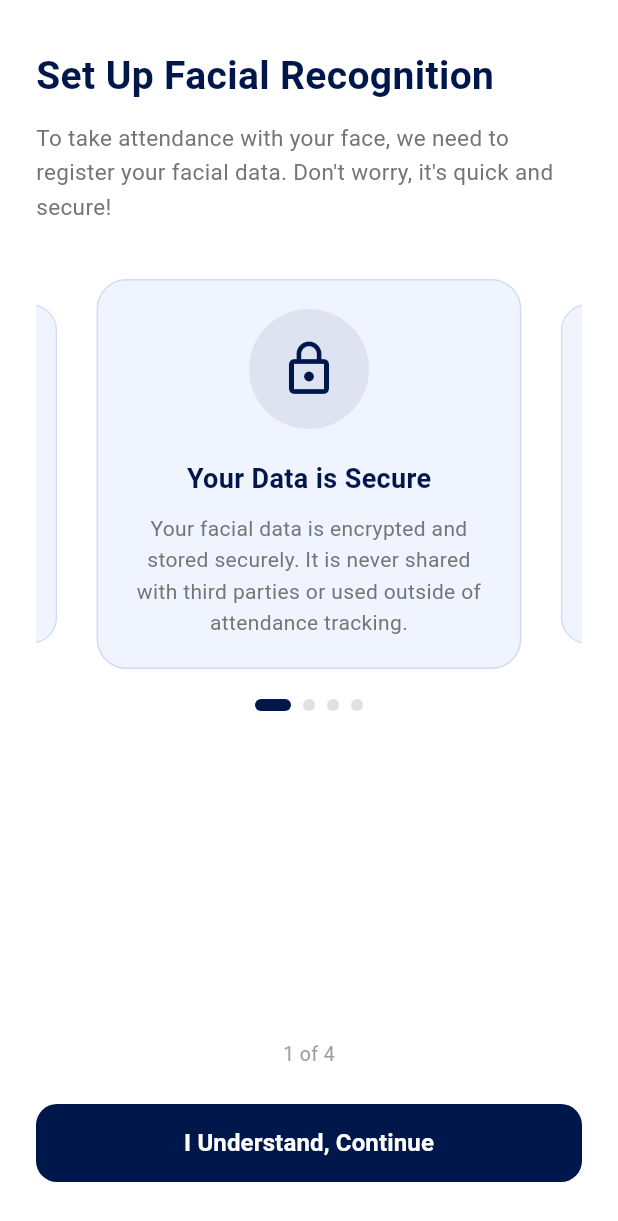
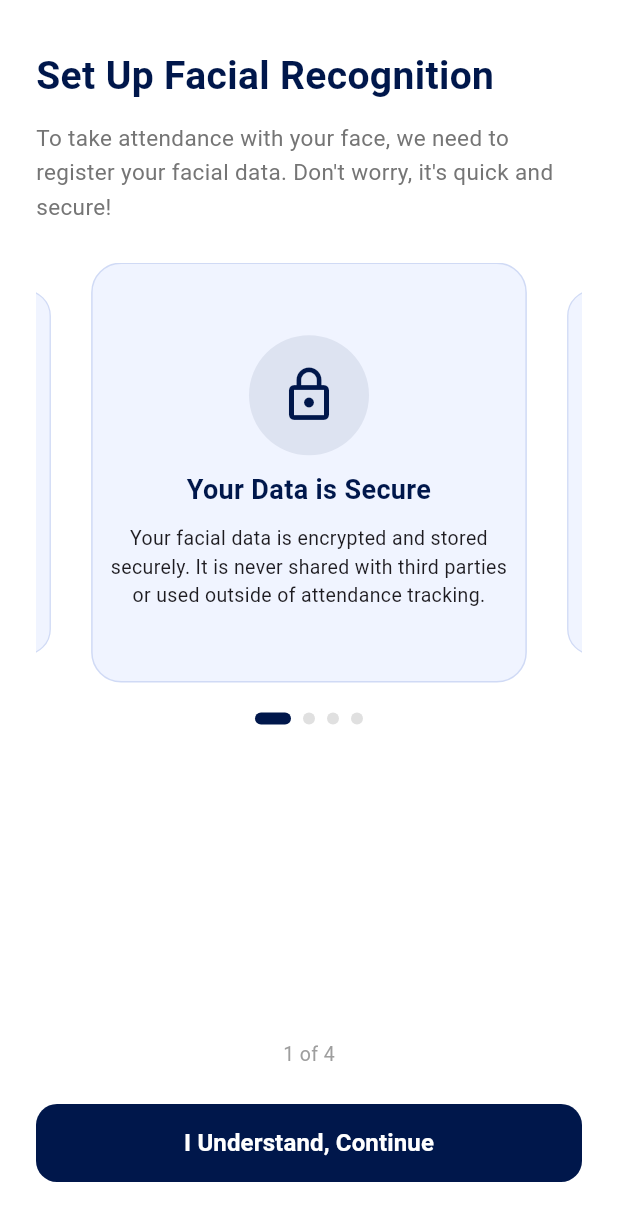
Before and after one commit to Achu-Worifung/rejoice-greatly-mobile-app, a Flutter app: the UserPrepPage screen opened by its route, on a phone screen of 412 x 824 dp. Shown: the top 1221 px of the screen. Run offline on Flutter 3.47's test engine with Material 3 defaults, Android fonts, the phone set to English and light mode, and no system bars; drawn by our look-alikes of auto_size_text, carousel_slider; our stand-ins replace camera, firebase_auth, firebase_core, flutter_dotenv, font_awesome_flutter, google_sign_in and 2 more; missing offline and left inert: dart:html, dart:ui_web, onesignal_flutter; accounts and stored records are empty; statements that could not run were skipped.

Commit message:
feat: fixed overflow on user prep page

```diff
--- a/lib/pages/user_prep.dart
+++ b/lib/pages/user_prep.dart
@@ -1,6 +1,6 @@
 import 'package:flutter/material.dart';
 import 'package:carousel_slider/carousel_slider.dart';
-
+import 'package:auto_size_text/auto_size_text.dart';
 
 class UserPrepPage extends StatefulWidget {
   const UserPrepPage({super.key});
@@ -70,11 +70,11 @@ class _UserPrepPageState extends State<UserPrepPage> {
                 ),
               ),
 
-              const SizedBox(height: 36),
+              const SizedBox(height: 25),
 
               CarouselSlider(
                 options: CarouselOptions(
-                  height: 260,
+                  height: 280,
                   // This is the equivalent to onScrollIndexChanged
                   onPageChanged: (index, reason) {
                     setState(() {
@@ -82,7 +82,7 @@ class _UserPrepPageState extends State<UserPrepPage> {
                     });
                   },
                   viewportFraction:
-                      0.8, // Controls how much of the side items are visible
+                      0.82, // Controls how much of the side items are visible
                   enlargeCenterPage: true, // Optional: makes the middle one pop
                 ),
                 items: _slides.map((slide) => _buildSlide(slide)).toList(),
@@ -146,7 +146,6 @@ class _UserPrepPageState extends State<UserPrepPage> {
                     elevation: 0,
                   ),
                   child: const Text(
-
                     "I Understand, Continue",
                     style: TextStyle(fontSize: 16, fontWeight: FontWeight.w600),
                   ),
@@ -194,9 +193,13 @@ class _UserPrepPageState extends State<UserPrepPage> {
               color: const Color(0xFF00174B),
             ),
           ),
-          const SizedBox(height: 20),
-          Text(
+          const SizedBox(height: 10),
+          AutoSizeText(
             slide['title'] as String,
+            textAlign: TextAlign.center,
+            minFontSize: 18,
+            maxFontSize: 30,
+            overflow: TextOverflow.ellipsis,
             style: const TextStyle(
               fontSize: 18,
               fontWeight: FontWeight.bold,
@@ -205,15 +208,15 @@ class _UserPrepPageState extends State<UserPrepPage> {
           ),
           const SizedBox(height: 10),
           Padding(
-            padding: const EdgeInsets.symmetric(horizontal: 24),
-            child: Text(
+            padding: const EdgeInsets.symmetric(horizontal: 12),
+            child: AutoSizeText(
               slide['description'] as String,
               textAlign: TextAlign.center,
-              style: TextStyle(
-                fontSize: 14,
-                color: Colors.grey.shade600,
-                height: 1.5,
-              ),
+              style: TextStyle(fontSize: 30),
+              minFontSize: 11,
+              maxFontSize: 14,
+              maxLines: 3,
+              overflow: TextOverflow.ellipsis,
             ),
           ),
         ],
--- a/lib/routes.dart
+++ b/lib/routes.dart
@@ -24,7 +24,7 @@ class AppRoutes {
 
   static Map<String, WidgetBuilder> getRoutes() {
     return {
-      home: (context) => const LoginPage(),
+      home: (context) => const UserPrepPage(),
       login: (context) => const AdminDashboard(),
       // login: (context) => const LoginPage(),
       emailLogin: (context) => const EmailLoginPage(),
```
Also changed, not shown: lib/pages/complete_signup.dart (+13 -6 lines).
